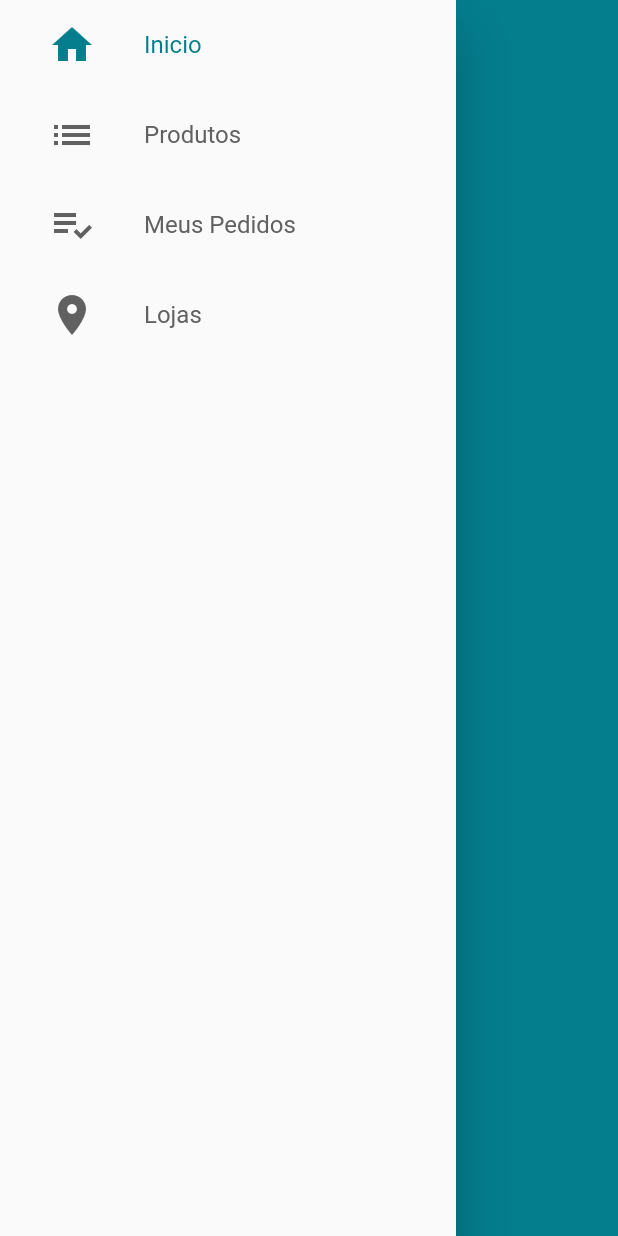
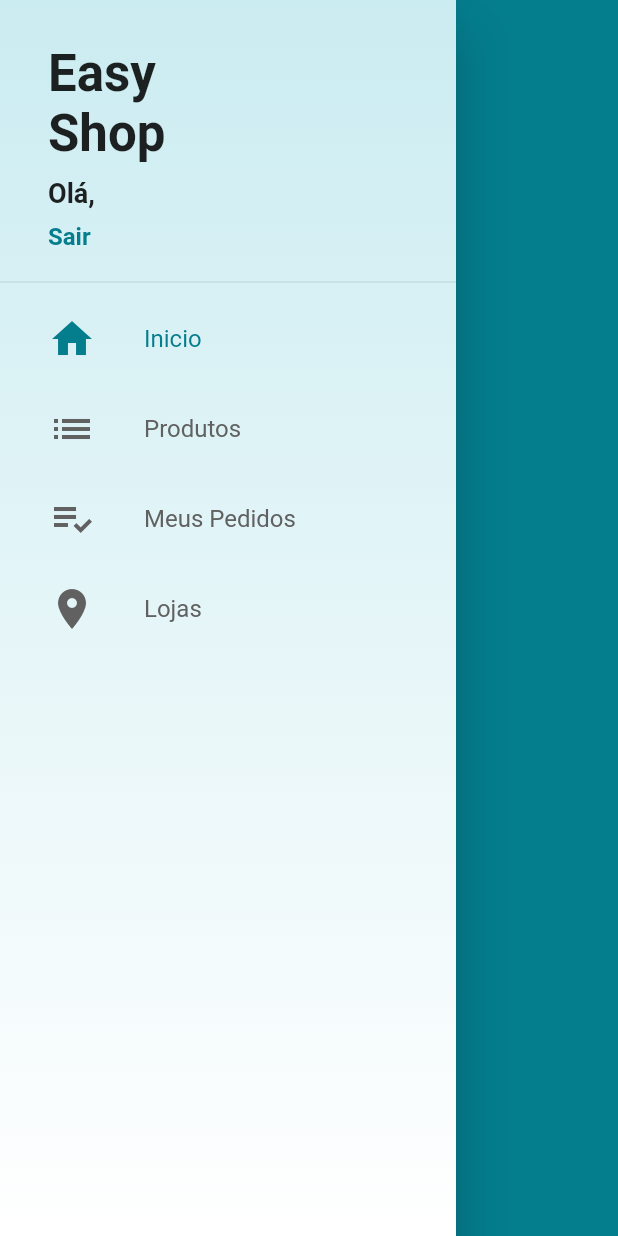
Before and after one commit to danielvieiralopes/easy_shop, a Flutter app: the CustomDrawer widget shown alone on an empty page, opened directly, on a phone screen of 412 x 824 dp. Run offline on Flutter 3.47's test engine with Material 2 defaults, Android fonts, the phone set to English and light mode, and no system bars; our stand-ins replace cloud_firestore, firebase_auth; accounts and stored records are empty.

```diff
--- a/lib/common/custom_drawer/custom_drawer.dart
+++ b/lib/common/custom_drawer/custom_drawer.dart
@@ -1,3 +1,4 @@
+import 'package:easy_shop/common/custom_drawer/custom_drawer_header.dart';
 import 'package:easy_shop/common/custom_drawer/drawer_tile.dart';
 import 'package:flutter/material.dart';
 
@@ -5,8 +6,24 @@ class CustomDrawer extends StatelessWidget {
   @override
   Widget build(BuildContext context) {
     return Drawer(
-      child: ListView(
+      child: Stack(
         children: <Widget>[
+          Container(
+            decoration: BoxDecoration(
+              gradient: LinearGradient(
+                colors: [
+                  const Color.fromARGB(255, 203, 236, 241),
+                  Colors.white,
+                ],
+                begin: Alignment.topCenter,
+                end: Alignment.bottomCenter,
+                )
+            ),
+          ),
+          ListView(
+            children: <Widget>[
+              CustomDrawerHeader(),
+              const Divider(),
               DrawerTile(iconData: Icons.home,
                title: 'Inicio', page: 0,),
               DrawerTile(iconData: Icons.list,
@@ -18,6 +35,8 @@ class CustomDrawer extends StatelessWidget {
 
             ],
           ),
+        ],
+      ),
     );
   }
 }
--- /dev/null
+++ b/lib/common/custom_drawer/custom_drawer_header.dart
@@ -0,0 +1,55 @@
+import 'package:easy_shop/models/user_manager.dart';
+import 'package:flutter/material.dart';
+import 'package:provider/provider.dart';
+
+class CustomDrawerHeader extends StatelessWidget {
+  @override
+  Widget build(BuildContext context) {
+    return Container(
+        padding: const EdgeInsets.fromLTRB(32, 24, 16, 8),
+        height: 180,
+        child: Consumer<UserManager>(
+          builder: (_, userManager, __) {
+            return Column(
+              crossAxisAlignment: CrossAxisAlignment.start,
+              mainAxisAlignment: MainAxisAlignment.spaceAround,
+              children: <Widget>[
+                Text(
+                  'Easy \nShop',
+                  style: TextStyle(
+                    fontSize: 34,
+                    fontWeight: FontWeight.bold,
+                  ),
+                ),
+                Text(
+                  'Olá, ${userManager.user?.name ?? ''}',
+                  overflow: TextOverflow.ellipsis,
+                  maxLines: 2,
+                  style: TextStyle(
+                    fontSize: 18,
+                    fontWeight: FontWeight.bold,
+                  ),
+                ),
+                GestureDetector(
+                  onTap: () {
+                    if (userManager.isLoggedIn) {
+                      userManager.signOut();
+                    } else {
+                      Navigator.of(context).pushNamed('/login');
+                    }
+                  },
+                  child: Text(
+                    userManager.isLoggedIn ? 'Sair' : 'Entre ou cadastre-se >',
+                    style: TextStyle(
+                      color: Theme.of(context).primaryColor,
+                      fontSize: 16,
+                      fontWeight: FontWeight.bold,
+                    ),
+                  ),
+                ),
+              ],
+            );
+          },
+        ));
+  }
+}
--- /dev/null
+++ b/lib/models/product.dart
@@ -0,0 +1,15 @@
+import 'package:cloud_firestore/cloud_firestore.dart';
+
+class Product {
+  Product.fromDocument(DocumentSnapshot document) {
+    id = document.documentID;
+    name = document['name'] as String;
+    description = document['description'] as String;
+    images = List<String>.from(document.data['images'] as List<dynamic>);
+  }
+
+  String id;
+  String name;
+  String description;
+  List<String> images;
+}
--- /dev/null
+++ b/lib/models/product_manager.dart
@@ -0,0 +1,23 @@
+import 'package:cloud_firestore/cloud_firestore.dart';
+import 'package:easy_shop/models/product.dart';
+import 'package:flutter/cupertino.dart';
+
+class ProductManager extends ChangeNotifier {
+  ProductManager() {
+    loadAllProducts();
+  }
+
+  final Firestore firestore = Firestore.instance;
+
+  List<Product> allProducts = [];
+
+  Future<void> loadAllProducts() async {
+    final QuerySnapshot snapProducts =
+        await firestore.collection('products').getDocuments();
+
+    allProducts =
+        snapProducts.documents.map((d) => Product.fromDocument(d)).toList();
+
+    notifyListeners();
+  }
+}
--- a/lib/screens/login/login_screen.dart
+++ b/lib/screens/login/login_screen.dart
@@ -97,7 +97,7 @@ class LoginScreen extends StatelessWidget {
                                             ));
                                           },
                                           onSuccess: () {
-                                            // TODO: FECHAR TELA DE LOGIN
+                                            Navigator.of(context).pop();
                                           });
                                     }
                                   },
```
Also changed, not shown: lib/main.dart (+17 -3 lines), lib/models/user.dart (+12 -3 lines), lib/models/user_manager.dart (+23 -11 lines), lib/screens/base/base_screen.dart (+6 -9 lines), lib/screens/products/components/product_list_tile.dart (added, +66 -0 lines), lib/screens/products/products_screen.dart (added, +31 -0 lines), lib/screens/signup/signup_screen.dart (+28 -10 lines). Lines whose indentation alone changed are shown as unchanged.
